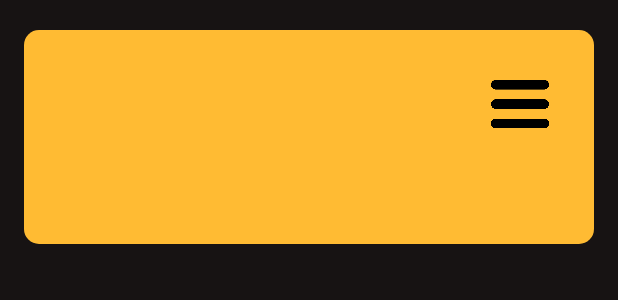
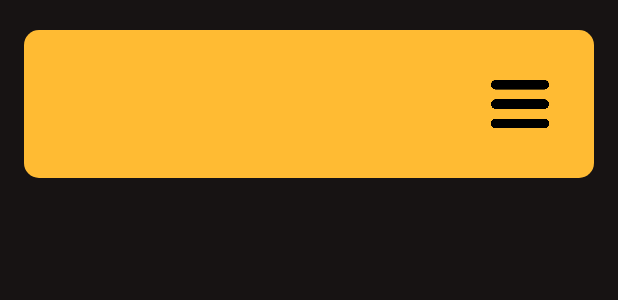
Before and after one commit to 0wme/MyTodoList, an Android app built with Jetpack Compose: the layout todo_item.xml on its own in the app's theme, with its tools: preview values and no code run, on a phone screen of 412 x 824 dp. Shown: the top 300 px of the screen. Run offline under Robolectric (Android 15) with nearby library versions, the phone set to English and light mode, and no system bars; plain views replace KonfettiView.

Commit message:
Fin d'un bug avec l'option menu des todos

```diff
--- a/androidApp/src/main/res/layout/todo_item.xml
+++ b/androidApp/src/main/res/layout/todo_item.xml
@@ -8,22 +8,17 @@
     android:layout_marginEnd="16dp"
     android:background="@drawable/rounded_background_todo">
 
-    <ImageButton
-        android:id="@+id/options_button"
-        android:layout_width="40dp"
-        android:layout_height="40dp"
-        android:layout_margin="4dp"
-        android:layout_alignParentEnd="true"
-        android:src="@drawable/options_todo"
-        android:background="@android:color/transparent"
-        android:scaleType="centerInside" />
+    <LinearLayout
+        android:layout_width="match_parent"
+        android:layout_height="wrap_content"
+        android:orientation="horizontal">
 
         <LinearLayout
             android:id="@+id/todoLayout"
-        android:layout_width="match_parent"
+            android:layout_width="0dp"
             android:layout_height="wrap_content"
-        android:orientation="vertical"
-        android:layout_below="@id/options_button">
+            android:layout_weight="1"
+            android:orientation="vertical">
 
             <TextView
                 android:id="@+id/todoTextView"
@@ -38,7 +33,6 @@
                 android:layout_height="wrap_content"
                 android:textSize="12sp"
                 android:textColor="@color/white" />
-
 
             <LinearLayout
                 android:id="@+id/buttonLayout"
@@ -80,6 +74,15 @@
 
         </LinearLayout>
 
+        <ImageButton
+            android:id="@+id/options_button"
+            android:layout_width="40dp"
+            android:layout_height="40dp"
+            android:layout_margin="4dp"
+            android:src="@drawable/options_todo"
+            android:background="@android:color/transparent"
+            android:scaleType="centerInside" />
 
+    </LinearLayout>
 
 </RelativeLayout>
```
Lines whose indentation alone changed are shown as unchanged.
